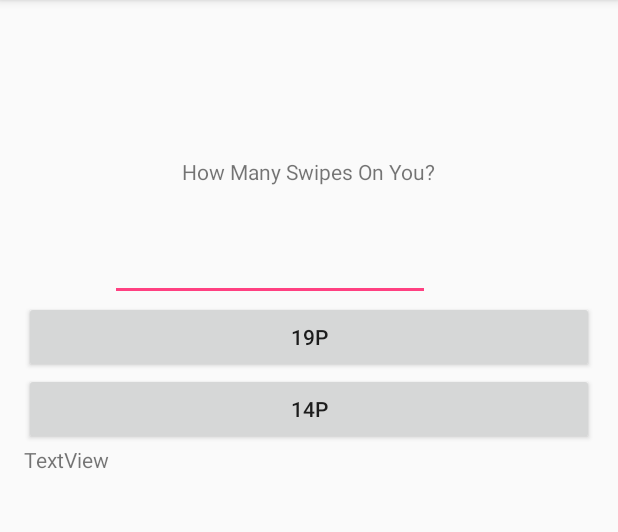
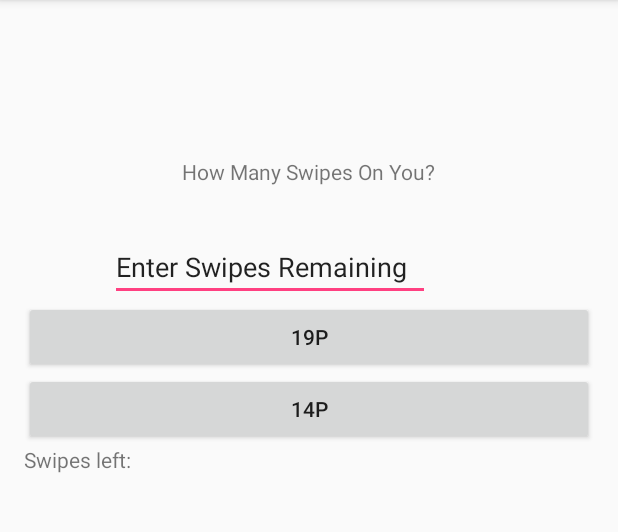
Before and after one commit to tanzeelak/SwypeRight, an Android app: the Menu screen opened directly, with no data from a screen before it, on a phone screen of 412 x 824 dp, the part 84-616 px from its top. Run offline under Robolectric (Android 15) with nearby library versions, the phone set to English and light mode, and no system bars.

```diff
--- a/app/src/main/res/layout/activity_menu.xml
+++ b/app/src/main/res/layout/activity_menu.xml
@@ -40,7 +40,8 @@
             android:layout_alignParentStart="true"
             android:layout_marginStart="57dp"
             android:layout_marginTop="31dp"
-            android:id="@+id/allTes" />
+            android:id="@+id/allTes"
+            android:text="Enter Swipes Remaining" />
 
         <Button
             android:text="19P"
@@ -55,10 +56,10 @@
             android:id="@+id/button5" />
 
         <TextView
-            android:text="TextView"
+            android:text="Swipes left: "
             android:layout_width="match_parent"
             android:layout_height="wrap_content"
-            android:id="@+id/remainTextView"
+            android:id="@+id/swipesLeftText"
             android:layout_gravity="center"/>
 
 
```
